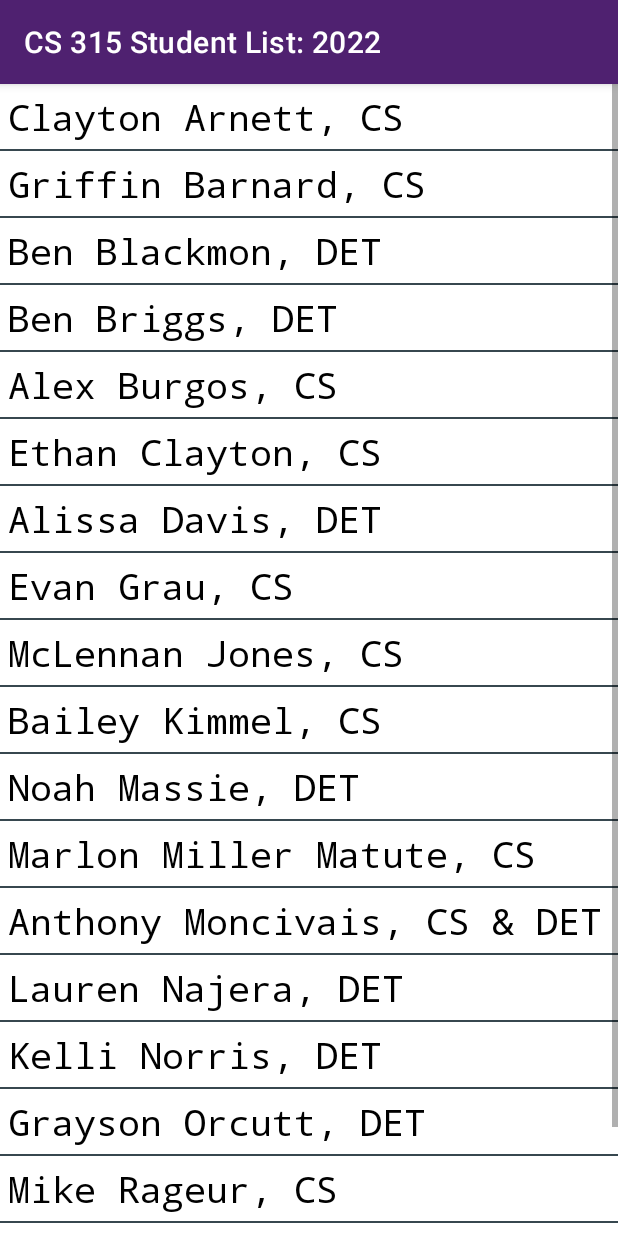
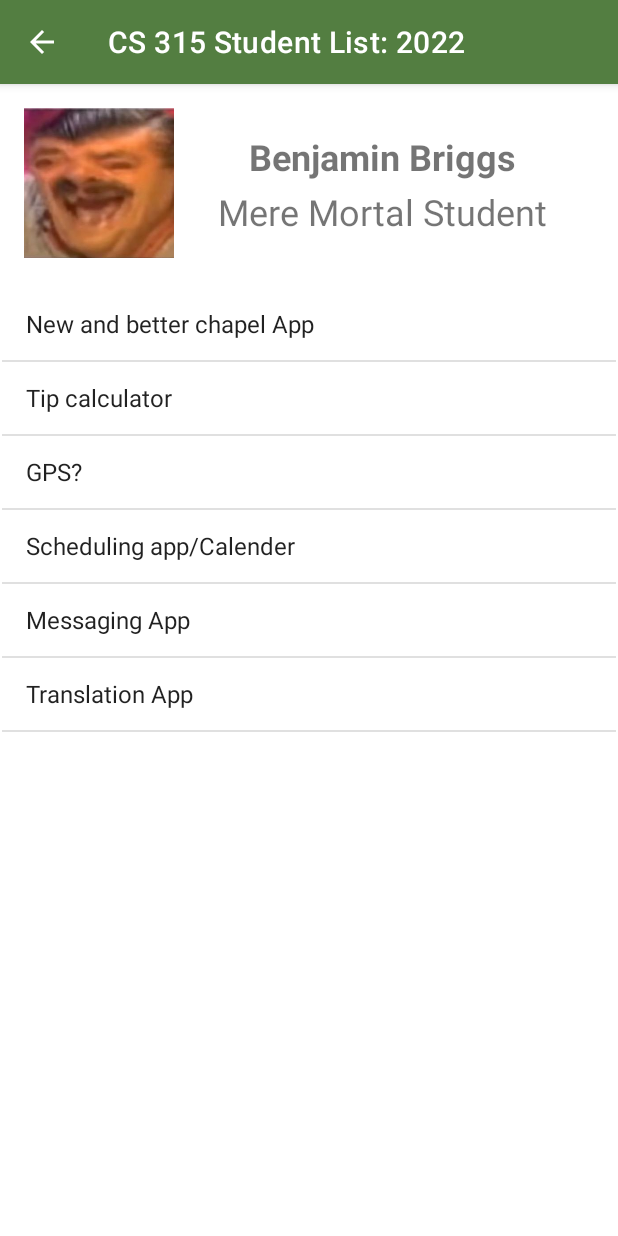
Before and after one commit to richtanner/StudentList2022, an Android app: the screen it shows after launch (MainActivity before the commit, BriggsAppIdeas after it), after a tap on "Ben Briggs, DET", on a phone screen of 412 x 824 dp. Run offline under Robolectric (Android 15) with nearby library versions, the phone set to English and light mode, and no system bars.

Commit message:
BriggsBranch, I did the assignment adding: another activity with a listview that can be clicked on to another activity, imageviews, as well as new themes that include colors.

```diff
--- /dev/null
+++ b/app/src/main/java/com/example/studentlist2022/BriggsAppIdeas.java
@@ -0,0 +1,62 @@
+package com.example.studentlist2022;
+
+import androidx.appcompat.app.AppCompatActivity;
+
+import android.content.Context;
+import android.content.Intent;
+import android.os.Bundle;
+import android.view.View;
+import android.widget.AdapterView;
+import android.widget.ArrayAdapter;
+import android.widget.ListView;
+import android.widget.Toast;
+
+public class BriggsAppIdeas extends AppCompatActivity implements AdapterView.OnItemClickListener
+{
+
+    ListView mahApplicationIdeas;
+
+    // Array of strings...
+    String langArray[] = {
+            "New and better chapel App",
+            "Tip calculator",
+            "GPS?",
+            "Scheduling app/Calender",
+            "Messaging App",
+            "Translation App"
+    };
+
+    @Override
+    protected void onCreate(Bundle savedInstanceState) {
+        super.onCreate(savedInstanceState);
+        setContentView(R.layout.activity_briggs_app_ideas);
+
+        mahApplicationIdeas = (ListView)findViewById(R.id.BAB_App_Ideas);
+        ArrayAdapter<String> arrayAdapter = new ArrayAdapter<String>(this, android.R.layout.simple_list_item_activated_1, langArray);
+        mahApplicationIdeas.setAdapter(arrayAdapter);
+
+        mahApplicationIdeas.setOnItemClickListener(this);  // set THIS class as the listener
+    }
+
+    public void onItemClick(AdapterView<?> adapterView, View view, int position, long l) {
+        String personSelected = (String) mahApplicationIdeas.getAdapter().getItem(position);
+
+        switch (position) {
+            case 5:
+                // by specific index
+                Toast.makeText(this, personSelected + " is a GOOD idea!! :)", Toast.LENGTH_LONG).show();
+                break;
+
+            default:
+                // every case that wasn't specifically called out
+                Toast.makeText(this, personSelected + " is a BAD idea!! :(", Toast.LENGTH_LONG).show();
+                break;
+        }
+
+        if (personSelected.equals("Translation App")) {
+            Context context = mahApplicationIdeas.getContext();
+            Intent intent = new Intent(context, BriggsExpandedApp.class);
+            context.startActivity(intent);
+        }
+    }
+}
--- a/app/src/main/java/com/example/studentlist2022/MainActivity.java
+++ b/app/src/main/java/com/example/studentlist2022/MainActivity.java
@@ -68,8 +68,8 @@ public class MainActivity extends AppCompatActivity implements AdapterView.OnIte
                 Toast.makeText(this, personSelected + " created the Master branch!!", Toast.LENGTH_LONG).show();
                 break;
 
-            case 4:
-                Toast.makeText(this, personSelected + "created a cool branch XD!!", Toast.LENGTH_LONG).show();
+            case 3:
+                Toast.makeText(this, personSelected + " created a cool branch XD!!", Toast.LENGTH_LONG).show();
                 break;
 
             default:
@@ -91,9 +91,9 @@ public class MainActivity extends AppCompatActivity implements AdapterView.OnIte
         else if (personSelected.equals("Ben Briggs, DET"))
         {
             //Go to best activity
-//            Context context = simpleList.getContext();
-//            Intent intent = new Intent(context, "nameofclass".class);
-//            context.startActivity(intent);
+            Context context = simpleList.getContext();
+            Intent intent = new Intent(context, BriggsAppIdeas.class);
+            context.startActivity(intent);
         }
     }
 }
--- /dev/null
+++ b/app/src/main/res/layout/activity_briggs_app_ideas.xml
@@ -0,0 +1,63 @@
+<?xml version="1.0" encoding="utf-8"?>
+<androidx.constraintlayout.widget.ConstraintLayout xmlns:android="http://schemas.android.com/apk/res/android"
+    xmlns:app="http://schemas.android.com/apk/res-auto"
+    xmlns:tools="http://schemas.android.com/tools"
+    android:layout_width="match_parent"
+    android:layout_height="match_parent"
+    tools:context=".BriggsAppIdeas">
+
+    <ImageView
+        android:id="@+id/imageView3"
+        android:layout_width="100dp"
+        android:layout_height="100dp"
+        android:layout_marginStart="16dp"
+        android:layout_marginTop="16dp"
+        android:contentDescription="@string/bab_name"
+        app:layout_constraintStart_toStartOf="parent"
+        app:layout_constraintTop_toTopOf="parent"
+        app:srcCompat="@drawable/bestprofilepic" />
+
+    <TextView
+        android:id="@+id/reloadingText2"
+        android:layout_width="wrap_content"
+        android:layout_height="wrap_content"
+        android:layout_marginStart="50dp"
+        android:layout_marginTop="32dp"
+        android:layout_marginEnd="16dp"
+        android:text="@string/bab_name"
+        android:textAlignment="viewStart"
+        android:textSize="24sp"
+        android:textStyle="bold"
+        app:layout_constraintEnd_toEndOf="parent"
+        app:layout_constraintHorizontal_bias="0.0"
+        app:layout_constraintStart_toEndOf="@+id/imageView3"
+        app:layout_constraintTop_toTopOf="parent" />
+
+    <TextView
+        android:id="@+id/reloadingtitle2"
+        android:layout_width="wrap_content"
+        android:layout_height="wrap_content"
+        android:layout_marginTop="4dp"
+        android:layout_marginEnd="16dp"
+        android:text="@string/bab_title"
+        android:textAlignment="viewStart"
+        android:textSize="24sp"
+        app:layout_constraintEnd_toEndOf="parent"
+        app:layout_constraintHorizontal_bias="0.483"
+        app:layout_constraintStart_toEndOf="@+id/imageView3"
+        app:layout_constraintTop_toBottomOf="@+id/reloadingText2" />
+
+    <ListView
+        android:id="@+id/BAB_App_Ideas"
+        android:layout_width="0dp"
+        android:layout_height="0dp"
+        android:layout_marginStart="1dp"
+        android:layout_marginTop="20dp"
+        android:layout_marginEnd="1dp"
+        android:layout_marginBottom="20dp"
+        app:layout_constraintBottom_toBottomOf="parent"
+        app:layout_constraintEnd_toEndOf="parent"
+        app:layout_constraintStart_toStartOf="parent"
+        app:layout_constraintTop_toBottomOf="@+id/imageView3" />
+
+</androidx.constraintlayout.widget.ConstraintLayout>
--- a/app/src/main/res/values/colors.xml
+++ b/app/src/main/res/values/colors.xml
@@ -14,4 +14,8 @@
     <color name="teal_700">#FF018786</color>
     <color name="black">#FF000000</color>
     <color name="white">#FFFFFFFF</color>
+
+    <color name="bab_DarkGreen">#25781F</color>
+    <color name="bab_lighterGreen">#3FBD3F</color>
+    <color name="bab_AnotherGreen">#537E41</color>
 </resources>
--- a/app/src/main/res/values/strings.xml
+++ b/app/src/main/res/values/strings.xml
@@ -4,4 +4,9 @@
     <string name="rwt_name">Rich Tanner</string>
     <string name="rwt_title">Clinical Professor of DET</string>
     <string name="rwt_title_bar">Prof Tanner String</string>
+
+    <string name="bab_name">Benjamin Briggs</string>
+    <string name="bab_title">Mere Mortal Student</string>
+    <string name="bab_app_text">This would be an App that instantly translates text written or on a photo.....
+        and yes I know Google already does that but hush.....also the photo might be a bit much but ¯|_(ツ)_|¯</string>
 </resources>
--- a/app/src/main/res/values/themes.xml
+++ b/app/src/main/res/values/themes.xml
@@ -21,4 +21,11 @@
         <item name="colorAccent">@color/rwt_customRed</item>
     </style>
 
+    <style name="BriggsCustomTheme" parent="Theme.MaterialComponents.DayNight.DarkActionBar">
+        <!-- Customize your theme here. -->
+        <item name="colorPrimary">@color/bab_AnotherGreen</item>
+        <item name="colorPrimaryDark">@color/bab_DarkGreen</item>
+        <item name="colorAccent">@color/bab_lighterGreen</item>
+    </style>
+
 </resources>
```
Also changed, not shown: app/src/main/AndroidManifest.xml (+22 -4 lines), app/src/main/java/com/example/studentlist2022/BriggsExpandedApp.java (added, +14 -0 lines), app/src/main/res/layout/activity_briggs_expanded_app.xml (added, +62 -0 lines), app/src/main/res/drawable/applpetranlsate.webp (added), app/src/main/res/drawable/bestprofilepic.jpeg (added), app/src/main/res/drawable/google_translate.png (added), app/src/main/res/drawable/tranlationaopp.png (added).
